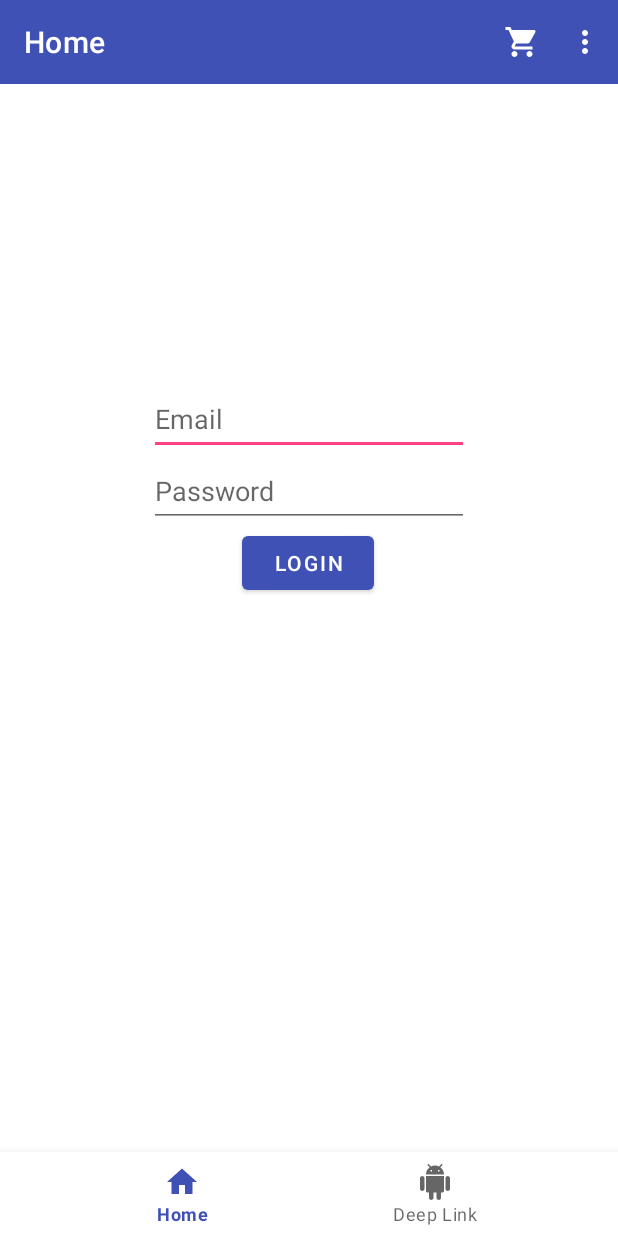
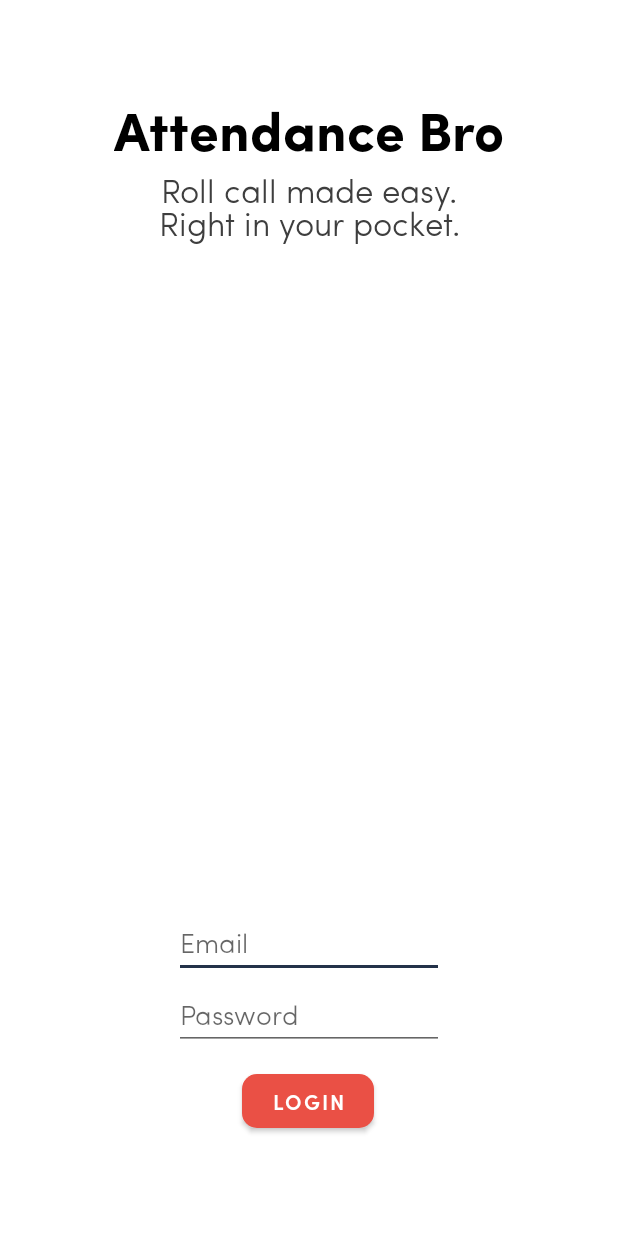
Before and after one commit to kimonkremizas/roll-call-android, an Android app: the screen it shows after launch (MainActivity), on a phone screen of 412 x 824 dp. Run offline under Robolectric (Android 15) with nearby library versions, the phone set to English and light mode, and no system bars; our stand-ins replace navigation-ui.

Commit message:
UI stuff

```diff
--- a/app/src/main/java/com/example/android/codelabs/navigation/FlowStepFragment.kt
+++ b/app/src/main/java/com/example/android/codelabs/navigation/FlowStepFragment.kt
@@ -29,6 +29,7 @@ import androidx.navigation.Navigation
 import androidx.navigation.fragment.navArgs
 import appLogic.AppState
 import kotlinx.android.synthetic.main.flow_step_one_fragment.*
+import kotlinx.android.synthetic.main.navigation_activity.*
 import kotlinx.android.synthetic.main.overview_fragment.*
 import kotlinx.coroutines.Dispatchers
 import kotlinx.coroutines.launch
@@ -103,6 +104,18 @@ class FlowStepFragment : Fragment() {
         lifecycleScope.launch(Dispatchers.Main) {
 
             currentLesson = lesson
+
+            if(currentLesson.Id == 0) {
+                twLessonWhen?.text = "Your upcoming lesson"
+                twLessonName?.text = "No upcoming lesson found."
+                twLessonTime?.text = ""
+                twRollCallStatus?.text = ""
+                twLessonCampus?.text = ""
+                twTeacherName?.text = ""
+                btnCheckIn?.isVisible = false
+                cardCheckIn?.isVisible = false
+                return@launch
+            }
 
             val instant1: Instant = lesson.StartTime.toInstant(TimeZone.UTC)
             val instant2: Instant = Clock.System.now()
--- a/app/src/main/java/com/example/android/codelabs/navigation/HomeFragment.kt
+++ b/app/src/main/java/com/example/android/codelabs/navigation/HomeFragment.kt
@@ -30,6 +30,7 @@ import com.example.android.codelabs.navigation.databinding.HomeFragmentBinding
 import helpers.HelperFunctions
 import helpers.HelperFunctions.hideKeyboard
 import kotlinx.android.synthetic.main.home_fragment.*
+import kotlinx.android.synthetic.main.navigation_activity.*
 import kotlinx.coroutines.Dispatchers
 import kotlinx.coroutines.launch
 import services.LessonService
--- a/app/src/main/java/com/example/android/codelabs/navigation/MainActivity.kt
+++ b/app/src/main/java/com/example/android/codelabs/navigation/MainActivity.kt
@@ -21,16 +21,22 @@ import android.os.Bundle
 import android.util.Log
 import android.view.Menu
 import android.view.MenuItem
+import android.view.View.*
 import android.widget.Toast
 import androidx.appcompat.app.AppCompatActivity
 import androidx.appcompat.widget.Toolbar
 import androidx.drawerlayout.widget.DrawerLayout
+import androidx.lifecycle.lifecycleScope
 import androidx.navigation.NavController
 import androidx.navigation.findNavController
 import androidx.navigation.fragment.NavHostFragment
 import androidx.navigation.ui.*
 import com.google.android.material.bottomnavigation.BottomNavigationView
 import com.google.android.material.navigation.NavigationView
+import kotlinx.android.synthetic.main.navigation_activity.*
+import kotlinx.coroutines.Dispatchers
+import kotlinx.coroutines.launch
+import services.LoginService
 
 /**
  * A simple activity demonstrating use of a NavHostFragment with a navigation drawer.
@@ -41,6 +47,11 @@ class MainActivity : AppCompatActivity() {
     override fun onCreate(savedInstanceState: Bundle?) {
         super.onCreate(savedInstanceState)
         setContentView(R.layout.navigation_activity)
+
+        LoginService.onLoginSuccessful += {
+            lifecycleScope.launch(Dispatchers.Main) { bottom_nav_view?.visibility = VISIBLE }
+        }
+        bottom_nav_view?.visibility = INVISIBLE
 
         val toolbar = findViewById<Toolbar>(R.id.toolbar)
         setSupportActionBar(toolbar)
--- a/app/src/main/res/layout/flow_step_one_fragment.xml
+++ b/app/src/main/res/layout/flow_step_one_fragment.xml
@@ -6,9 +6,7 @@
     android:layout_width="match_parent"
     android:layout_height="match_parent">
 
-    <androidx.constraintlayout.widget.ConstraintLayout xmlns:android="http://schemas.android.com/apk/res/android"
-        xmlns:app="http://schemas.android.com/apk/res-auto"
-        xmlns:tools="http://schemas.android.com/tools"
+    <androidx.constraintlayout.widget.ConstraintLayout
         android:layout_width="match_parent"
         android:layout_height="match_parent">
 
@@ -190,7 +188,6 @@
             android:layout_width="0dp"
             android:layout_height="60dp"
             android:layout_marginTop="-20dp"
-            android:backgroundTint="#E43838"
             android:elevation="80dp"
             android:fontFamily="@font/sofia_pro_black_normal"
             android:text="Check in"
--- a/app/src/main/res/layout/home_fragment.xml
+++ b/app/src/main/res/layout/home_fragment.xml
@@ -11,8 +11,7 @@
   ~ See the License for the specific language governing permissions and
   ~ limitations under the License.
   -->
-<androidx.constraintlayout.widget.ConstraintLayout
-    xmlns:android="http://schemas.android.com/apk/res/android"
+<androidx.constraintlayout.widget.ConstraintLayout xmlns:android="http://schemas.android.com/apk/res/android"
     xmlns:app="http://schemas.android.com/apk/res-auto"
     xmlns:tools="http://schemas.android.com/tools"
     android:id="@+id/linearLayout"
@@ -23,27 +22,27 @@
         android:id="@+id/progressBar"
         android:layout_width="wrap_content"
         android:layout_height="wrap_content"
-        app:layout_constraintTop_toBottomOf="@id/loginButton"
+        android:elevation="10dp"
+        android:visibility="gone"
+        app:layout_constraintEnd_toEndOf="parent"
         app:layout_constraintStart_toStartOf="parent"
-        app:layout_constraintEnd_toEndOf="parent"
-        android:elevation="10dp"
-        android:visibility="gone"/>
+        app:layout_constraintTop_toBottomOf="@id/loginButton" />
 
     <Button
         android:id="@+id/navigate_destination_button"
         android:layout_width="match_parent"
         android:layout_height="wrap_content"
-        android:layout_marginBottom="8dp"
-        android:layout_marginEnd="24dp"
         android:layout_marginStart="24dp"
         android:layout_marginTop="8dp"
+        android:layout_marginEnd="24dp"
+        android:layout_marginBottom="8dp"
         android:text="@string/navigate_destination_button"
+        android:visibility="gone"
         app:layout_constraintBottom_toTopOf="@+id/navigate_action_button"
         app:layout_constraintEnd_toEndOf="parent"
         app:layout_constraintHorizontal_bias="0.5"
         app:layout_constraintStart_toStartOf="parent"
-        app:layout_constraintVertical_bias="0.594"
-        android:visibility="gone"/>
+        app:layout_constraintVertical_bias="0.594" />
 
     <Button
         android:id="@+id/navigate_action_button"
@@ -53,47 +52,53 @@
         android:layout_marginEnd="24dp"
         android:layout_marginBottom="8dp"
         android:text="@string/navigate_action_button"
+        android:visibility="gone"
         app:layout_constraintBottom_toBottomOf="parent"
         app:layout_constraintEnd_toEndOf="parent"
         app:layout_constraintHorizontal_bias="0.5"
-        app:layout_constraintStart_toStartOf="parent"
-        android:visibility="gone"/>
+        app:layout_constraintStart_toStartOf="parent" />
 
     <EditText
         android:id="@+id/loginEmail"
         android:layout_width="wrap_content"
         android:layout_height="wrap_content"
         android:ems="10"
+        android:fontFamily="@font/sofia_pro_light"
         android:hint="Email"
         android:inputType="textEmailAddress"
         android:minHeight="48dp"
-        app:layout_constraintBottom_toBottomOf="parent"
+        android:textColor="#000000"
+        app:layout_constraintBottom_toTopOf="@+id/loginPassword"
         app:layout_constraintEnd_toEndOf="parent"
-        app:layout_constraintStart_toStartOf="parent"
-        app:layout_constraintTop_toTopOf="parent"
-        app:layout_constraintVertical_bias="0.3" />
+        app:layout_constraintStart_toStartOf="parent" />
 
     <EditText
         android:id="@+id/loginPassword"
         android:layout_width="wrap_content"
         android:layout_height="wrap_content"
+        android:layout_marginBottom="10dp"
         android:ems="10"
+        android:fontFamily="@font/sofia_pro_light"
         android:hint="Password"
         android:inputType="textPassword"
         android:minHeight="48dp"
+        android:textColor="#000000"
+        app:layout_constraintBottom_toTopOf="@+id/loginButton"
         app:layout_constraintEnd_toEndOf="parent"
-        app:layout_constraintStart_toStartOf="parent"
-        app:layout_constraintTop_toBottomOf="@+id/loginEmail" />
+        app:layout_constraintStart_toStartOf="parent" />
 
     <Button
         android:id="@+id/loginButton"
         android:layout_width="wrap_content"
         android:layout_height="wrap_content"
+        android:layout_marginBottom="10dp"
+        android:fontFamily="@font/sofia_pro_semi_bold"
         android:text="Login"
+        app:cornerRadius="10dp"
+        app:layout_constraintBottom_toBottomOf="parent"
         app:layout_constraintEnd_toEndOf="parent"
         app:layout_constraintHorizontal_bias="0.498"
-        app:layout_constraintStart_toStartOf="parent"
-        app:layout_constraintTop_toBottomOf="@+id/loginPassword" />
+        app:layout_constraintStart_toStartOf="parent" />
 
     <TextView
         android:id="@+id/loginResult"
@@ -105,6 +110,36 @@
         app:layout_constraintEnd_toEndOf="parent"
         app:layout_constraintStart_toStartOf="parent"
         app:layout_constraintTop_toBottomOf="@+id/loginButton" />
+
+    <TextView
+        android:id="@+id/textView3"
+        android:layout_width="wrap_content"
+        android:layout_height="wrap_content"
+        android:layout_marginStart="10dp"
+        android:layout_marginEnd="10dp"
+        android:fontFamily="@font/sofia_pro_light"
+        android:text="Roll call made easy.\nRight in your pocket."
+        android:textAlignment="center"
+        android:textColor="#3E3E3E"
+        android:textSize="22dp"
+        app:layout_constraintEnd_toEndOf="parent"
+        app:layout_constraintStart_toStartOf="parent"
+        app:layout_constraintTop_toBottomOf="@+id/textView4" />
+
+    <TextView
+        android:id="@+id/textView4"
+        android:layout_width="wrap_content"
+        android:layout_height="wrap_content"
+        android:layout_marginStart="10dp"
+        android:layout_marginTop="60dp"
+        android:layout_marginEnd="10dp"
+        android:fontFamily="@font/sofia_pro_bold"
+        android:text="Attendance Bro"
+        android:textColor="#000000"
+        android:textSize="36dp"
+        app:layout_constraintEnd_toEndOf="parent"
+        app:layout_constraintStart_toStartOf="parent"
+        app:layout_constraintTop_toTopOf="parent" />
 
     <!--    <TextView-->
     <!--        android:id="@+id/text"-->
--- a/app/src/main/res/layout-h470dp/navigation_activity.xml
+++ b/app/src/main/res/layout/navigation_activity.xml
@@ -28,7 +28,8 @@
         android:layout_width="match_parent"
         android:layout_height="wrap_content"
         android:background="@color/colorPrimary"
-        android:theme="@style/ThemeOverlay.MaterialComponents.Dark.ActionBar" />
+        android:theme="@style/ThemeOverlay.MaterialComponents.Dark.ActionBar"
+        android:visibility="gone"/>
 
     <fragment
         android:id="@+id/my_nav_host_fragment"
--- a/app/src/main/res/values/colors.xml
+++ b/app/src/main/res/values/colors.xml
@@ -12,7 +12,7 @@
   ~ limitations under the License.
   -->
 <resources>
-    <color name="colorPrimary">#3F51B5</color>
-    <color name="colorPrimaryDark">#303F9F</color>
-    <color name="colorAccent">#FF4081</color>
+    <color name="colorPrimary">#ea5045</color>
+    <color name="colorPrimaryDark">#C82216</color>
+    <color name="colorAccent">#233249</color>
 </resources>
```
Lines whose indentation alone changed are shown as unchanged.
